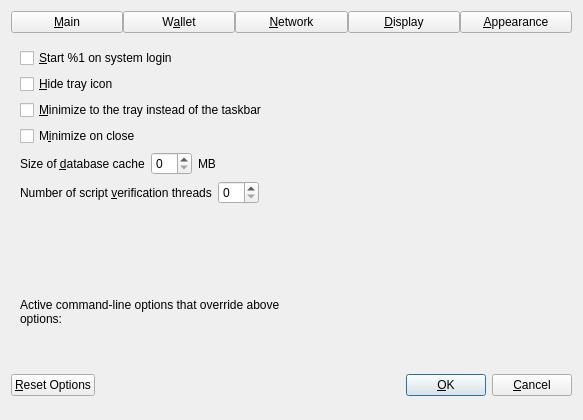
Above: src/qt/forms/optionsdialog.ui from BLOCXTECH/BLOCX before the change. Below: the same form after it.
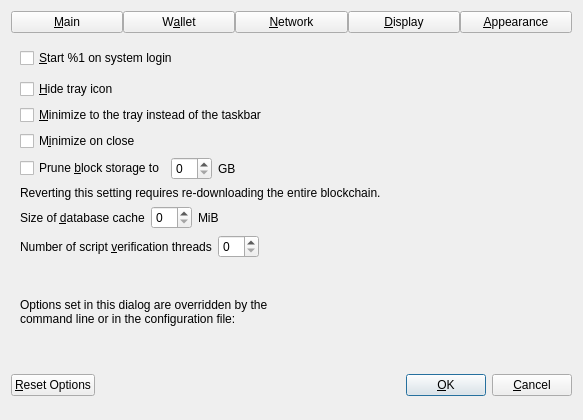
That is the form after the change. The open tabs and pages were chosen to show the change. Custom widgets are drawn as their Qt base class.

```diff
--- a/src/qt/forms/optionsdialog.ui
+++ b/src/qt/forms/optionsdialog.ui
@@ -116,6 +116,19 @@
          </property>
         </widget>
        </item>
+       <item>
+        <spacer name="horizontalSpacer_0_Main">
+         <property name="orientation">
+          <enum>Qt::Horizontal</enum>
+         </property>
+         <property name="sizeHint" stdset="0">
+          <size>
+           <width>40</width>
+           <height>5</height>
+          </size>
+         </property>
+        </spacer>
+       </item>
        <item>
         <widget class="QCheckBox" name="hideTrayIcon">
          <property name="toolTip">
@@ -146,6 +159,56 @@
          </property>
         </widget>
        </item>
+       <item>
+       <layout class="QHBoxLayout" name="horizontalLayout_Main_Prune">
+        <item>
+         <widget class="QCheckBox" name="prune">
+          <property name="toolTip">
+           <string>Enabling pruning significantly reduces the disk space required to store transactions. All blocks are still fully validated. Reverting this setting requires re-downloading the entire blockchain.</string>
+          </property>
+          <property name="text">
+           <string>Prune &amp;block storage to</string>
+          </property>
+         </widget>
+        </item>
+        <item>
+         <widget class="QSpinBox" name="pruneSize"/>
+        </item>
+         <item>
+          <widget class="QLabel" name="pruneSizeUnitLabel">
+           <property name="text">
+            <string>GB</string>
+           </property>
+           <property name="textFormat">
+            <enum>Qt::PlainText</enum>
+           </property>
+          </widget>
+         </item>
+         <item>
+          <spacer name="horizontalSpacer_Main_Prune">
+           <property name="orientation">
+            <enum>Qt::Horizontal</enum>
+           </property>
+           <property name="sizeHint" stdset="0">
+            <size>
+             <width>40</width>
+             <height>20</height>
+            </size>
+           </property>
+          </spacer>
+         </item>
+        </layout>
+       </item>
+       <item>
+        <widget class="QLabel" name="pruneWarning">
+         <property name="text">
+          <string>Reverting this setting requires re-downloading the entire blockchain.</string>
+         </property>
+         <property name="textFormat">
+          <enum>Qt::PlainText</enum>
+         </property>
+        </widget>
+       </item>
        <item>
         <layout class="QHBoxLayout" name="horizontalLayout_2_Main">
          <item>
@@ -167,7 +230,7 @@
          <item>
           <widget class="QLabel" name="databaseCacheUnitLabel">
            <property name="text">
-            <string>MB</string>
+            <string>MiB</string>
            </property>
            <property name="textFormat">
             <enum>Qt::PlainText</enum>
@@ -882,7 +945,7 @@
         <item>
          <widget class="QLabel" name="overriddenByCommandLineInfoLabel">
           <property name="text">
-           <string>Active command-line options that override above options:</string>
+           <string>Options set in this dialog are overridden by the command line or in the configuration file:</string>
           </property>
           <property name="textFormat">
            <enum>Qt::PlainText</enum>
```
Left out of the diff: 41 changed lines with no effect on the pictures.
